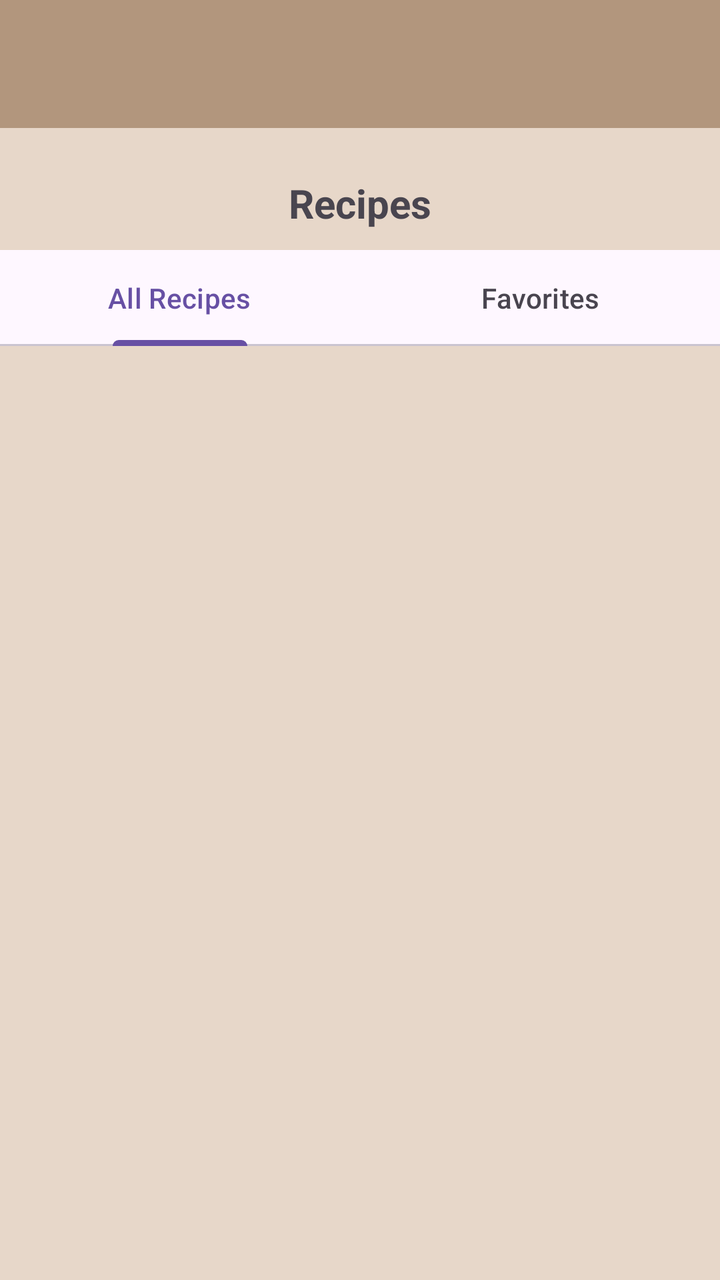
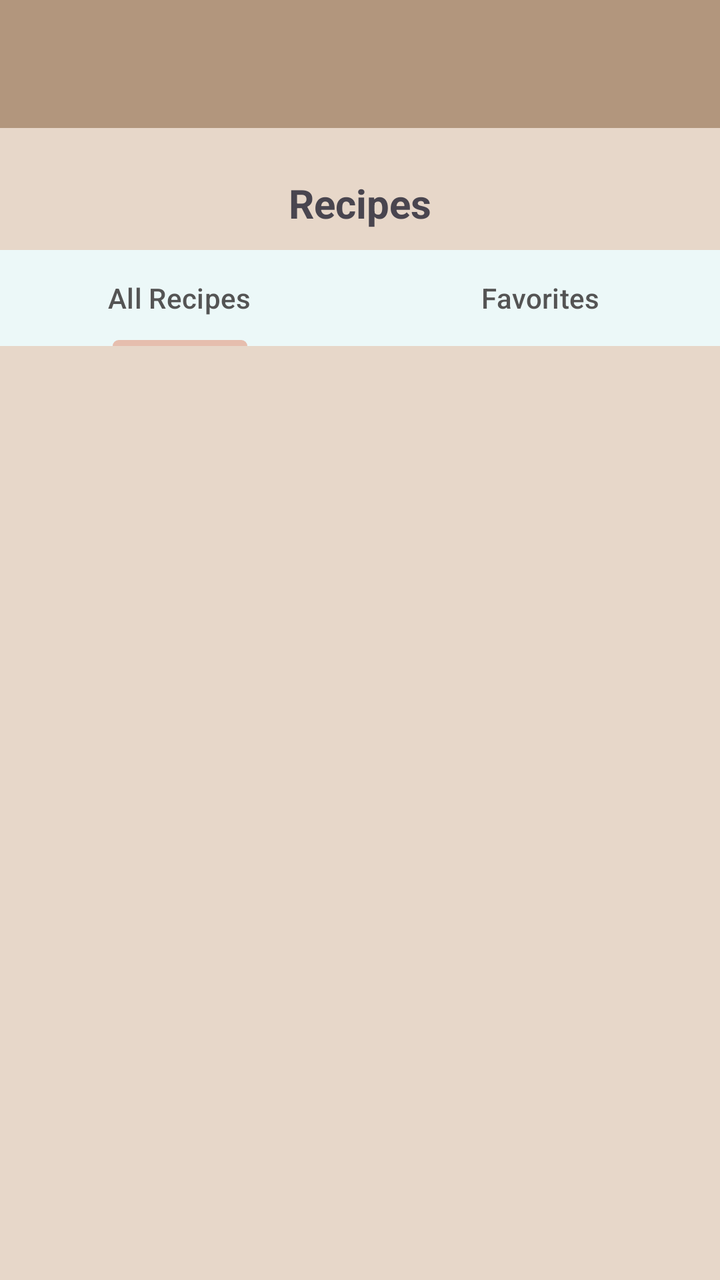

An Android layout rendered at two revisions. The XML below is the earlier revision; the diff shows what the commit changed to produce the second picture.
<!-- AndroidManifest.xml: application theme Theme.RylanWight -->
<!-- res/layout/activity_main.xml -->
<?xml version="1.0" encoding="utf-8"?>
<LinearLayout xmlns:android="http://schemas.android.com/apk/res/android"
    xmlns:app="http://schemas.android.com/apk/res-auto"
    xmlns:tools="http://schemas.android.com/tools"
    android:id="@+id/main"
    android:layout_width="match_parent"
    android:layout_height="match_parent"
    android:background="#E7D7C9"
    android:orientation="vertical"
    tools:context=".MainActivity">

    <androidx.appcompat.widget.Toolbar
        android:id="@+id/tbTop"
        android:layout_width="match_parent"
        android:layout_height="wrap_content"
        android:background="#B2967D"
        android:elevation="24dp"
        android:minHeight="?attr/actionBarSize"
        android:theme="?attr/actionBarTheme" />

    <TextView
        android:id="@+id/tvPageTitle"
        android:layout_width="match_parent"
        android:layout_height="wrap_content"
        android:layout_marginTop="24dp"
        android:gravity="center_horizontal"
        android:text="Recipes"
        android:textSize="20sp"
        android:textStyle="bold" />

    <com.google.android.material.tabs.TabLayout
        android:id="@+id/Tabs"
        android:layout_width="match_parent"
        android:layout_height="wrap_content"
        android:layout_marginTop="10dp">

        <com.google.android.material.tabs.TabItem
            android:id="@+id/tabAll"
            android:layout_width="wrap_content"
            android:layout_height="wrap_content"
            android:text="All Recipes" />

        <com.google.android.material.tabs.TabItem
            android:id="@+id/tabFav"
            android:layout_width="wrap_content"
            android:layout_height="wrap_content"
            android:text="Favorites" />

    </com.google.android.material.tabs.TabLayout>

    <androidx.viewpager2.widget.ViewPager2
        android:id="@+id/view_pager"
        android:layout_width="match_parent"
        android:layout_height="match_parent" />

</LinearLayout>
<!-- resources referenced by this layout -->
<resources>
  <style name="Theme.RylanWight" parent="Base.Theme.RylanWight" />
  <style name="Base.Theme.RylanWight" parent="Theme.Material3.DayNight.NoActionBar">
          
          
      </style>
</resources>

<!-- the commit's change to res/layout/activity_main.xml (unified diff, before → after) -->
@@ -32,7 +32,11 @@
         android:id="@+id/Tabs"
         android:layout_width="match_parent"
         android:layout_height="wrap_content"
-        android:layout_marginTop="10dp">
+        android:layout_marginTop="10dp"
+        android:background="#ECF8F8"
+        app:tabIndicatorColor="#E6BEAE"
+        app:tabSelectedTextColor="#545454"
+        app:tabTextColor="#545454">
 
         <com.google.android.material.tabs.TabItem
             android:id="@+id/tabAll"
